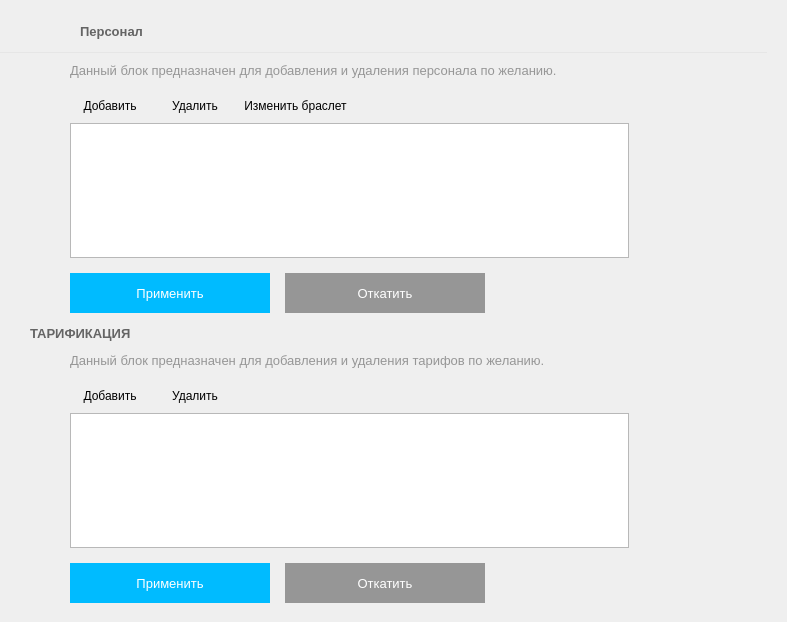
Qt form Client/forms/AdditionalSettingsForm.ui (Baxulio/Attraction) before a commit.
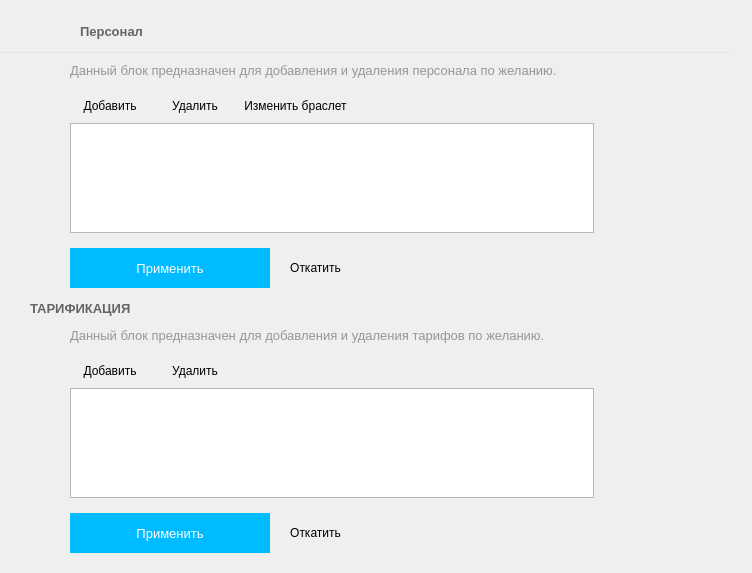
The same form after that commit. Icons and pictures are not drawn.

```diff
--- a/Client/forms/AdditionalSettingsForm.ui
+++ b/Client/forms/AdditionalSettingsForm.ui
@@ -6,8 +6,8 @@
    <rect>
     <x>0</x>
     <y>0</y>
-    <width>787</width>
-    <height>622</height>
+    <width>752</width>
+    <height>573</height>
    </rect>
   </property>
   <property name="windowTitle">
@@ -343,6 +343,9 @@
        </item>
        <item>
         <layout class="QHBoxLayout" name="horizontalLayout_13">
+         <property name="spacing">
+          <number>20</number>
+         </property>
          <item>
           <widget class="QPushButton" name="staff_submit">
            <property name="minimumSize">
@@ -360,12 +363,15 @@
             <string notr="true">QAbstractButton{
 color: rgb(255, 255, 255);
 border:none;
+background-color: rgb(100, 100, 100);
+}
+QAbstractButton:enabled:hover{
+
+	background-color: rgb(0, 187, 255,50%);
+
+}
+QAbstractButton:enabled{
 	background-color: rgb(0, 187, 255);
-}
-QAbstractButton:hover{
-/*background-color: rgb(255, 170, 0);*/
-	background-color: rgb(0, 187, 255, 50%);
-
 }</string>
            </property>
            <property name="text">
@@ -377,21 +383,16 @@
           <widget class="QPushButton" name="staff_revert">
            <property name="minimumSize">
             <size>
-             <width>200</width>
-             <height>40</height>
+             <width>0</width>
+             <height>25</height>
             </size>
            </property>
-           <property name="font">
-            <font>
-             <pointsize>10</pointsize>
-            </font>
+           <property name="cursor">
+            <cursorShape>PointingHandCursor</cursorShape>
            </property>
            <property name="styleSheet">
-            <string notr="true">QAbstractButton{
-color: rgb(255, 255, 255);
-border:none;
-background-color: rgb(150, 150, 150);
-
+            <string notr="true">QPushButton{
+    border: none; /* no border for a flat push button */
 }
 QAbstractButton:hover{
 /*background-color: rgb(255, 170, 0);*/
@@ -402,6 +403,13 @@
            <property name="text">
             <string>Откатить</string>
            </property>
+           <property name="icon">
+            <iconset resource="../clientresources.qrc">
+             <normaloff>:/resources/glyphs/51.png</normaloff>:/resources/glyphs/51.png</iconset>
+           </property>
+           <property name="flat">
+            <bool>true</bool>
+           </property>
           </widget>
          </item>
          <item>
@@ -671,6 +679,9 @@
        </item>
        <item>
         <layout class="QHBoxLayout" name="horizontalLayout_9">
+         <property name="spacing">
+          <number>20</number>
+         </property>
          <item>
           <widget class="QPushButton" name="tariffs_submit">
            <property name="minimumSize">
@@ -688,12 +699,15 @@
             <string notr="true">QAbstractButton{
 color: rgb(255, 255, 255);
 border:none;
+background-color: rgb(100, 100, 100);
+}
+QAbstractButton:enabled:hover{
+
+	background-color: rgb(0, 187, 255,50%);
+
+}
+QAbstractButton:enabled{
 	background-color: rgb(0, 187, 255);
-}
-QAbstractButton:hover{
-/*background-color: rgb(255, 170, 0);*/
-	background-color: rgb(0, 187, 255, 50%);
-
 }</string>
            </property>
            <property name="text">
@@ -705,21 +719,16 @@
           <widget class="QPushButton" name="tariffs_revert">
            <property name="minimumSize">
             <size>
-             <width>200</width>
-             <height>40</height>
+             <width>0</width>
+             <height>25</height>
             </size>
            </property>
-           <property name="font">
-            <font>
-             <pointsize>10</pointsize>
-            </font>
+           <property name="cursor">
+            <cursorShape>PointingHandCursor</cursorShape>
            </property>
            <property name="styleSheet">
-            <string notr="true">QAbstractButton{
-color: rgb(255, 255, 255);
-border:none;
-background-color: rgb(150, 150, 150);
-
+            <string notr="true">QPushButton{
+    border: none; /* no border for a flat push button */
 }
 QAbstractButton:hover{
 /*background-color: rgb(255, 170, 0);*/
@@ -730,6 +739,13 @@
            <property name="text">
             <string>Откатить</string>
            </property>
+           <property name="icon">
+            <iconset resource="../clientresources.qrc">
+             <normaloff>:/resources/glyphs/51.png</normaloff>:/resources/glyphs/51.png</iconset>
+           </property>
+           <property name="flat">
+            <bool>true</bool>
+           </property>
           </widget>
          </item>
          <item>
```
Left out of the diff: 10 changed lines with no effect on the pictures.
